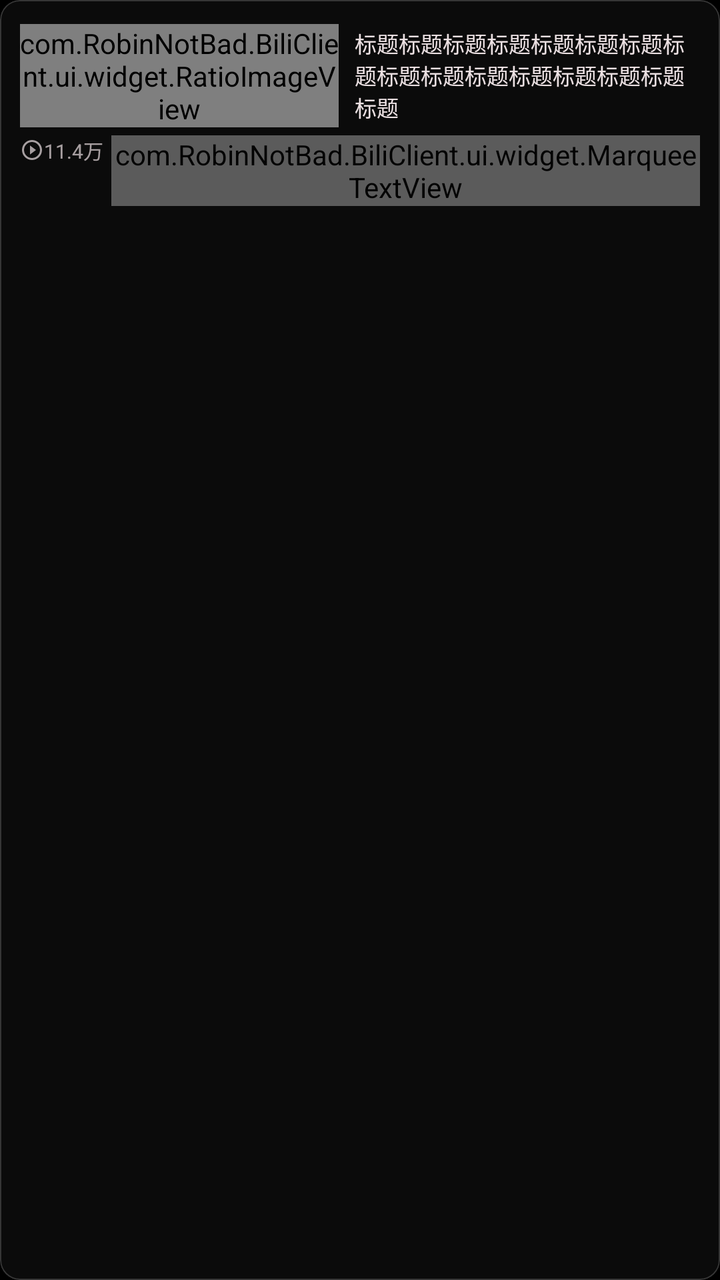
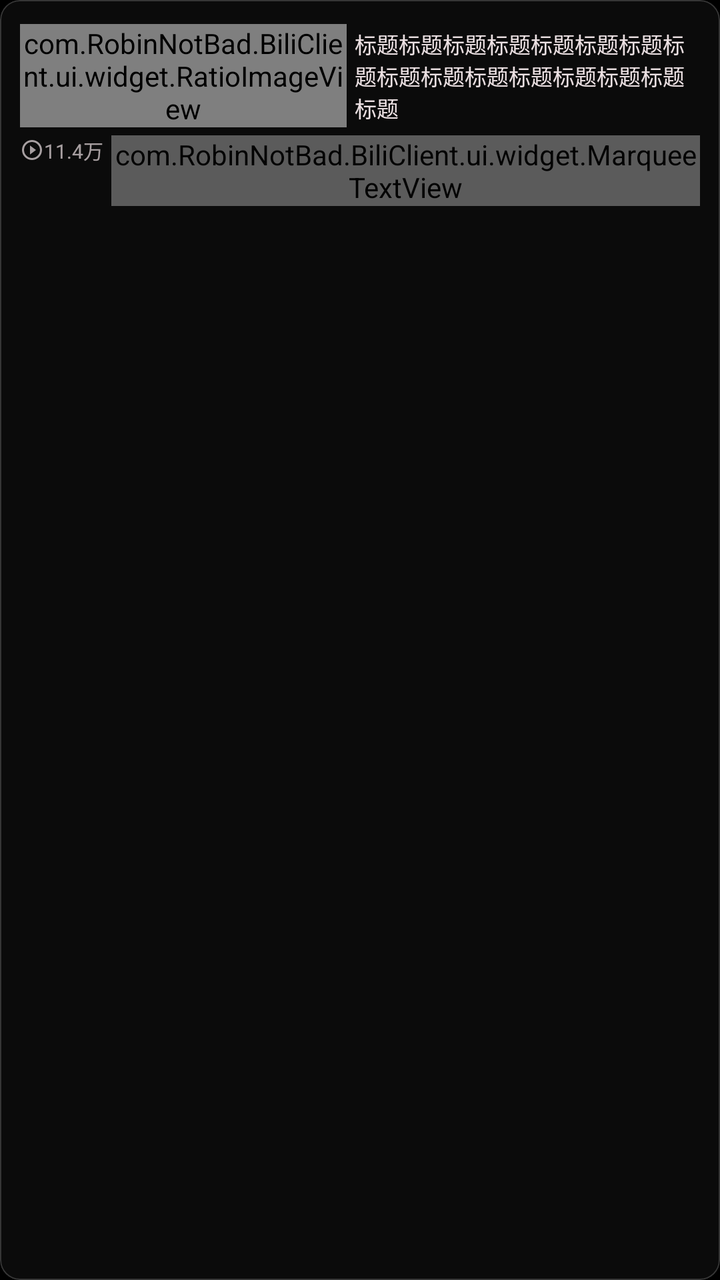

The first picture is an Android layout as it rendered before a commit; the second is the same layout after the commit. The layout source and the unified diff follow.
<!-- AndroidManifest.xml: application theme Theme.BiliClient -->
<!-- res/layout/cell_video_list.xml -->
<com.google.android.material.card.MaterialCardView xmlns:android="http://schemas.android.com/apk/res/android"
    xmlns:app="http://schemas.android.com/apk/res-auto"
    android:id="@+id/cardView"
    android:layout_width="match_parent"
    android:layout_height="wrap_content"
    android:layout_marginHorizontal="@dimen/activity_padding_horizontal"
    android:layout_marginVertical="@dimen/list_margin_vertical">

    <LinearLayout
        android:layout_width="match_parent"
        android:layout_height="wrap_content"
        android:paddingHorizontal="10dp"
        android:orientation="vertical"
        android:paddingVertical="8dp">

        <LinearLayout
            android:layout_marginTop="4dp"
            android:layout_marginBottom="4dp"
            android:layout_width="match_parent"
            android:layout_height="wrap_content"
            android:orientation="horizontal">

            <com.RobinNotBad.BiliClient.ui.widget.RatioImageView
                android:id="@+id/img_cover"
                android:layout_width="0dp"
                android:layout_height="wrap_content"
                android:layout_gravity="center_vertical"
                android:layout_marginEnd="4dp"
                android:layout_weight="0.48"
                android:adjustViewBounds="true"
                android:scaleType="fitCenter"
                android:src="@mipmap/placeholder"
                app:coverRatio="1.6" />

            <TextView
                android:id="@+id/text_title"
                android:layout_marginStart="4dp"
                android:layout_width="0dp"
                android:layout_height="wrap_content"
                android:layout_gravity="center_vertical"
                android:layout_weight="0.52"
                android:ellipsize="end"
                android:maxLines="3"
                android:text="标题标题标题标题标题标题标题标题标题标题标题标题标题标题标题标题"
                android:textSize="11sp" />

        </LinearLayout>

        <LinearLayout
            android:id="@+id/extra_text"
            android:layout_width="match_parent"
            android:layout_height="wrap_content"
            android:orientation="horizontal">

            <TextView
                android:id="@+id/text_viewcount"
                android:layout_width="wrap_content"
                android:layout_height="wrap_content"
                android:alpha="0.7"
                android:drawableStart="@drawable/icon_play_12"
                android:singleLine="true"
                android:text="11.4万"
                android:textSize="10sp"
                app:layout_constraintBottom_toBottomOf="parent"
                app:layout_constraintStart_toEndOf="@+id/imageView3"
                app:layout_constraintTop_toBottomOf="@+id/img_cover" />


            <com.RobinNotBad.BiliClient.ui.widget.MarqueeTextView
                android:id="@+id/text_upname"
                android:layout_width="match_parent"
                android:layout_height="wrap_content"
                android:layout_marginStart="4dp"
                android:alpha="0.7"
                android:drawableStart="@drawable/icon_person"
                android:singleLine="true"
                android:text="蔡徐坤"
                android:textSize="10sp" />

        </LinearLayout>

    </LinearLayout>
</com.google.android.material.card.MaterialCardView>
<!-- resources referenced by this layout -->
<resources>
  <dimen name="activity_padding_horizontal">6dp</dimen>
  <dimen name="list_margin_vertical">2dp</dimen>
  <!-- drawable icon_person (drawable) -->
  <vector android:height="12dp"
      android:viewportHeight="24"
      android:viewportWidth="24"
      android:width="12dp"
      xmlns:android="http://schemas.android.com/apk/res/android">
      <path
          android:fillColor="#ebe0e2"
          android:pathData="M12,5.9c1.16,0 2.1,0.94 2.1,2.1s-0.94,2.1 -2.1,2.1S9.9,9.16 9.9,8s0.94,-2.1 2.1,-2.1m0,9c2.97,0 6.1,1.46 6.1,2.1v1.1L5.9,18.1L5.9,17c0,-0.64 3.13,-2.1 6.1,-2.1M12,4C9.79,4 8,5.79 8,8s1.79,4 4,4 4,-1.79 4,-4 -1.79,-4 -4,-4zM12,13c-2.67,0 -8,1.34 -8,4v3h16v-3c0,-2.66 -5.33,-4 -8,-4z" />
  </vector>
  <!-- drawable icon_play_12 (drawable) -->
  <vector android:height="12dp"
      android:viewportHeight="24"
      android:viewportWidth="24"
      android:width="12dp"
      xmlns:android="http://schemas.android.com/apk/res/android">
      <path
          android:fillColor="#ebe0e2"
          android:pathData="M10,16.5l6,-4.5 -6,-4.5v9zM12,2C6.48,2 2,6.48 2,12s4.48,10 10,10 10,-4.48 10,-10S17.52,2 12,2zM12,20c-4.41,0 -8,-3.59 -8,-8s3.59,-8 8,-8 8,3.59 8,8 -3.59,8 -8,8z" />
  </vector>
  <color name="bgblack">#000000</color>
  <color name="pink">#FBFB8787</color>
  <color name="textwhite">#ebe0e2</color>
  <style name="TextViewSytle" parent="Widget.AppCompat.TextView">
          <item name="android:textSize">14sp</item>
          #设置默认字体大小，某些设备的默认字体偏大
      </style>
  <style name="EditTextStyle" parent="Widget.AppCompat.EditText">
          <item name="android:textColorHint">#80ffffff</item>
          <item name="android:textCursorDrawable">@drawable/cursor_drawable</item>
          <item name="android:textColor">@color/textwhite</item>
      </style>
  <style name="CardStyle" parent="Widget.MaterialComponents.CardView">
          <item name="cardBackgroundColor">@color/card_bg_new</item>
          <item name="cardCornerRadius">@dimen/card_round_new</item>
          <item name="strokeColor">@color/card_border_new</item>
          <item name="strokeWidth">@dimen/card_stroke_new</item>
          <item name="rippleColor" tools:ignore="PrivateResource">@android:color/transparent</item>
          <item name="android:stateListAnimator" tools:targetApi="lollipop">@animator/press_scale</item>
          <item name="android:clickable">true</item>
          <item name="android:focusable">true</item>
      </style>
  <style name="SwitchCompatStyle" parent="Widget.AppCompat.CompoundButton.Switch">
          <item name="android:paddingLeft">6dp</item>
          <item name="android:paddingRight">2dp</item>
          <item name="android:background">@drawable/background_edittext_setting</item>
          <item name="android:textColor">@color/textwhite</item>
      </style>
  <style name="RadioButtonStyle" parent="Widget.MaterialComponents.CompoundButton.RadioButton">
          <item name="android:minHeight">10dp</item>
      </style>
  <style name="ListStyle">
          <item name="android:descendantFocusability">afterDescendants</item>
      </style>
  <color name="bili_pink">#FE679A</color>
  <color name="color_ripple">#78FEFEFE</color>
  <!-- drawable cursor_drawable (drawable) -->
  <?xml version="1.0" encoding="utf-8"?>
  
  <shape xmlns:android="http://schemas.android.com/apk/res/android">
      <solid android:color="#eeFB7299" />
      <size android:width="2dp" />
  </shape>
  <color name="card_bg_new">#4D262626</color>
  <dimen name="card_round_new">10dp</dimen>
  <color name="card_border_new">#363636</color>
  <dimen name="card_stroke_new">0.5dp</dimen>
  <!-- drawable background_edittext_setting (drawable) -->
  <?xml version="1.0" encoding="utf-8"?>
  
  <shape xmlns:android="http://schemas.android.com/apk/res/android">
      <solid android:color="#cc262626" />
      <stroke
          android:width="@dimen/card_stroke"
          android:color="#70707070" />
      <corners android:radius="@dimen/card_round" />
  </shape>
  <dimen name="card_stroke">0dp</dimen>
  <dimen name="card_round">6dp</dimen>
  <!-- unchanged entries left out for length: 3 -->
</resources>

<!-- the commit's change to res/layout/cell_video_list.xml (unified diff, before → after) -->
@@ -13,20 +13,21 @@
         android:orientation="vertical"
         android:paddingVertical="8dp">
 
-        <LinearLayout
+        <androidx.constraintlayout.widget.ConstraintLayout
             android:layout_marginTop="4dp"
             android:layout_marginBottom="4dp"
             android:layout_width="match_parent"
-            android:layout_height="wrap_content"
-            android:orientation="horizontal">
+            android:layout_height="wrap_content">
 
             <com.RobinNotBad.BiliClient.ui.widget.RatioImageView
                 android:id="@+id/img_cover"
                 android:layout_width="0dp"
                 android:layout_height="wrap_content"
-                android:layout_gravity="center_vertical"
                 android:layout_marginEnd="4dp"
-                android:layout_weight="0.48"
+                app:layout_constraintWidth_percent="0.48"
+                app:layout_constraintStart_toStartOf="parent"
+                app:layout_constraintTop_toTopOf="parent"
+                app:layout_constraintBottom_toBottomOf="parent"
                 android:adjustViewBounds="true"
                 android:scaleType="fitCenter"
                 android:src="@mipmap/placeholder"
@@ -37,14 +38,16 @@
                 android:layout_marginStart="4dp"
                 android:layout_width="0dp"
                 android:layout_height="wrap_content"
-                android:layout_gravity="center_vertical"
-                android:layout_weight="0.52"
                 android:ellipsize="end"
                 android:maxLines="3"
                 android:text="标题标题标题标题标题标题标题标题标题标题标题标题标题标题标题标题"
-                android:textSize="11sp" />
+                android:textSize="11sp"
+                app:layout_constraintStart_toEndOf="@id/img_cover"
+                app:layout_constraintEnd_toEndOf="parent"
+                app:layout_constraintTop_toTopOf="parent"
+                app:layout_constraintBottom_toBottomOf="parent" />
 
-        </LinearLayout>
+        </androidx.constraintlayout.widget.ConstraintLayout>
 
         <LinearLayout
             android:id="@+id/extra_text"
@@ -60,10 +63,7 @@
                 android:drawableStart="@drawable/icon_play_12"
                 android:singleLine="true"
                 android:text="11.4万"
-                android:textSize="10sp"
-                app:layout_constraintBottom_toBottomOf="parent"
-                app:layout_constraintStart_toEndOf="@+id/imageView3"
-                app:layout_constraintTop_toBottomOf="@+id/img_cover" />
+                android:textSize="10sp" />
 
 
             <com.RobinNotBad.BiliClient.ui.widget.MarqueeTextView
